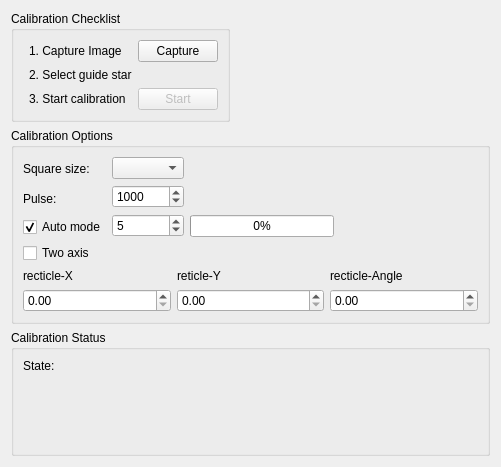
The window that kstars/ekos/guide/rcalibration.ui (KDE/kstars) describes before a commit, drawn with Qt 5.
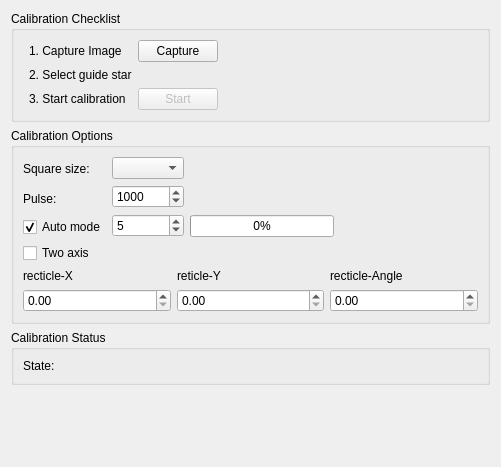
The same window after the commit. Custom widgets are drawn as their Qt base class.

Patch:
```diff
--- a/kstars/ekos/guide/rcalibration.ui
+++ b/kstars/ekos/guide/rcalibration.ui
@@ -19,15 +19,15 @@
   <property name="windowTitle">
    <string>Form</string>
   </property>
-  <layout class="QVBoxLayout" name="verticalLayout_15">
-   <item>
-    <layout class="QHBoxLayout" name="horizontalLayout_9">
+  <layout class="QVBoxLayout" name="verticalLayout_6">
      <item>
       <widget class="QGroupBox" name="groupBox_3">
        <property name="title">
         <string>Calibration Checklist</string>
        </property>
-       <layout class="QGridLayout" name="gridLayout_5">
+     <layout class="QHBoxLayout" name="horizontalLayout_3">
+      <item>
+       <layout class="QGridLayout" name="gridLayout">
         <item row="0" column="0">
          <widget class="KLed" name="captureLED">
           <property name="maximumSize">
@@ -118,7 +118,6 @@
          </widget>
         </item>
        </layout>
-      </widget>
      </item>
      <item>
       <spacer name="horizontalSpacer_4">
@@ -127,13 +126,14 @@
        </property>
        <property name="sizeHint" stdset="0">
         <size>
-         <width>40</width>
+          <width>276</width>
          <height>20</height>
         </size>
        </property>
       </spacer>
      </item>
     </layout>
+    </widget>
    </item>
    <item>
     <widget class="QGroupBox" name="groupBox_ReticleCalibration_2">
@@ -332,11 +332,17 @@
         </property>
        </widget>
       </item>
+     </layout>
+    </widget>
+   </item>
       <item>
        <spacer name="verticalSpacer">
         <property name="orientation">
          <enum>Qt::Vertical</enum>
         </property>
+     <property name="sizeType">
+      <enum>QSizePolicy::MinimumExpanding</enum>
+     </property>
         <property name="sizeHint" stdset="0">
          <size>
           <width>20</width>
@@ -344,9 +350,6 @@
          </size>
         </property>
        </spacer>
-      </item>
-     </layout>
-    </widget>
    </item>
   </layout>
  </widget>
```
Lines whose indentation alone changed are shown as unchanged.
